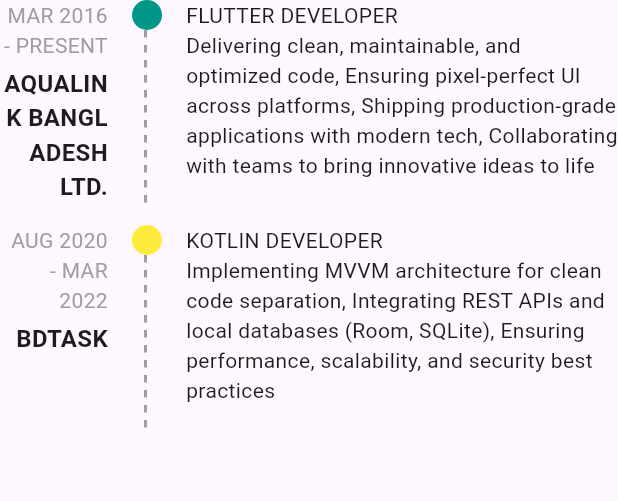
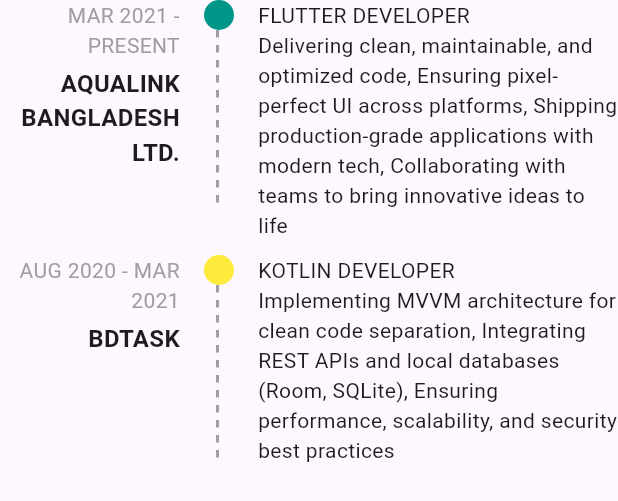
Before and after one commit to emondd4/portfolio_flutter, a Flutter app: the JobTimeLine widget shown alone on an empty page, opened directly, on a phone screen of 412 x 824 dp. Shown: the top 501 px of the screen. Run offline on Flutter 3.47's test engine with Material 3 defaults, Android fonts, the phone set to English and light mode, and no system bars; our stand-ins replace flutter_svg, font_awesome_flutter, google_fonts.

```diff
--- a/lib/screen/JobTimeline.dart
+++ b/lib/screen/JobTimeline.dart
@@ -10,7 +10,7 @@ class JobTimeLine extends StatelessWidget {
     return Column(
       children: [
         TimelineItem(
-          date: "MAR 2016 - PRESENT",
+          date: "MAR 2021 - PRESENT",
           title: "AQUALINK BANGLADESH LTD.",
           description:
           "FLUTTER DEVELOPER\nDelivering clean, maintainable, and optimized code, Ensuring pixel-perfect UI across platforms, Shipping production-grade applications with modern tech, Collaborating with teams to bring innovative ideas to life",
@@ -18,7 +18,7 @@ class JobTimeLine extends StatelessWidget {
         ),
         const SizedBox(height: 10.0,),
         TimelineItem(
-          date: "AUG 2020 - MAR 2022",
+          date: "AUG 2020 - MAR 2021",
           title: "BDTASK",
           description:
           "KOTLIN DEVELOPER\nImplementing MVVM architecture for clean code separation, Integrating REST APIs and local databases (Room, SQLite), Ensuring performance, scalability, and security best practices",
--- a/lib/screen/TimelineItem.dart
+++ b/lib/screen/TimelineItem.dart
@@ -24,7 +24,7 @@ class TimelineItem extends StatelessWidget {
       children: [
         // Left side: Date and Title
         Expanded(
-          flex: 1,
+          flex: 2,
           child: Column(
             crossAxisAlignment: CrossAxisAlignment.end,
             children: [
--- a/pubspec.yaml
+++ b/pubspec.yaml
@@ -1,5 +1,5 @@
 name: portfolio
-description: "A new Flutter project."
+description: "Portfolio of Emon Hossain Emon"
 publish_to: 'none' # Remove this line if you wish to publish to pub.dev
 
 version: 1.0.0+1
@@ -16,6 +16,7 @@ dependencies:
   url_launcher: ^6.3.1
   font_awesome_flutter: ^10.8.0
   flutter_svg: ^2.1.0
+  cached_network_image: ^3.4.1
 
 dev_dependencies:
   flutter_test:
```
Also changed, not shown: lib/screen/HomePage.dart (+19 -20 lines), assets/polynet.png (added), pubspec.lock.
